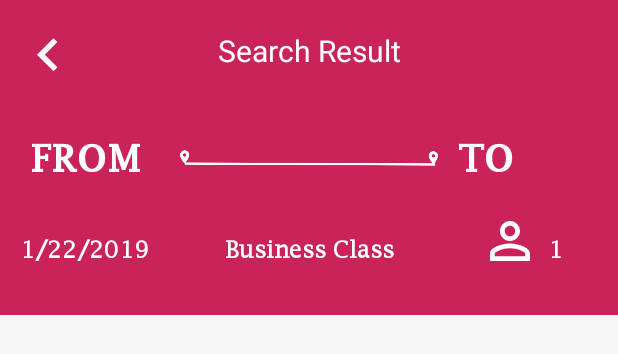
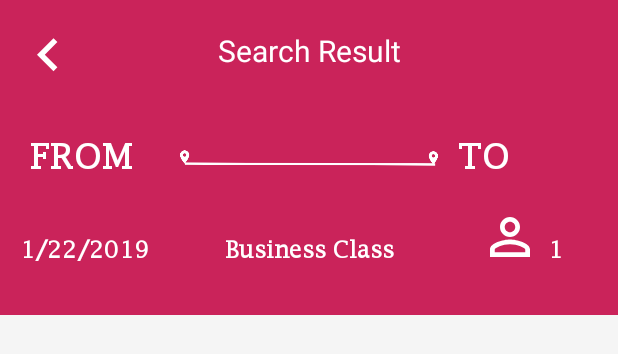
Before and after one commit to AbdulalimLadan/EticketT, an Android app: the layout activity_result.xml on its own in the app's theme, with its tools: preview values and no code run, on a phone screen of 412 x 824 dp. Shown: the top 354 px of the screen. Run offline under Robolectric (Android 15) with nearby library versions, the phone set to English and light mode, and no system bars.

Commit message:
third commit

```diff
--- a/app/src/main/res/layout/activity_result.xml
+++ b/app/src/main/res/layout/activity_result.xml
@@ -37,7 +37,7 @@
             android:text="from"
             android:layout_marginHorizontal="20dp"
             android:layout_marginTop="90dp"
-            android:textSize="25dp"
+            android:textSize="23dp"
             android:textStyle="bold"
             android:textAllCaps="true"
             android:fontFamily="@font/lucida"
@@ -59,7 +59,7 @@
             android:text="to"
             android:layout_marginHorizontal="305dp"
             android:layout_marginTop="90dp"
-            android:textSize="25dp"
+            android:textSize="23dp"
             android:textStyle="bold"
             android:textAllCaps="true"
             android:fontFamily="@font/lucida"
```
